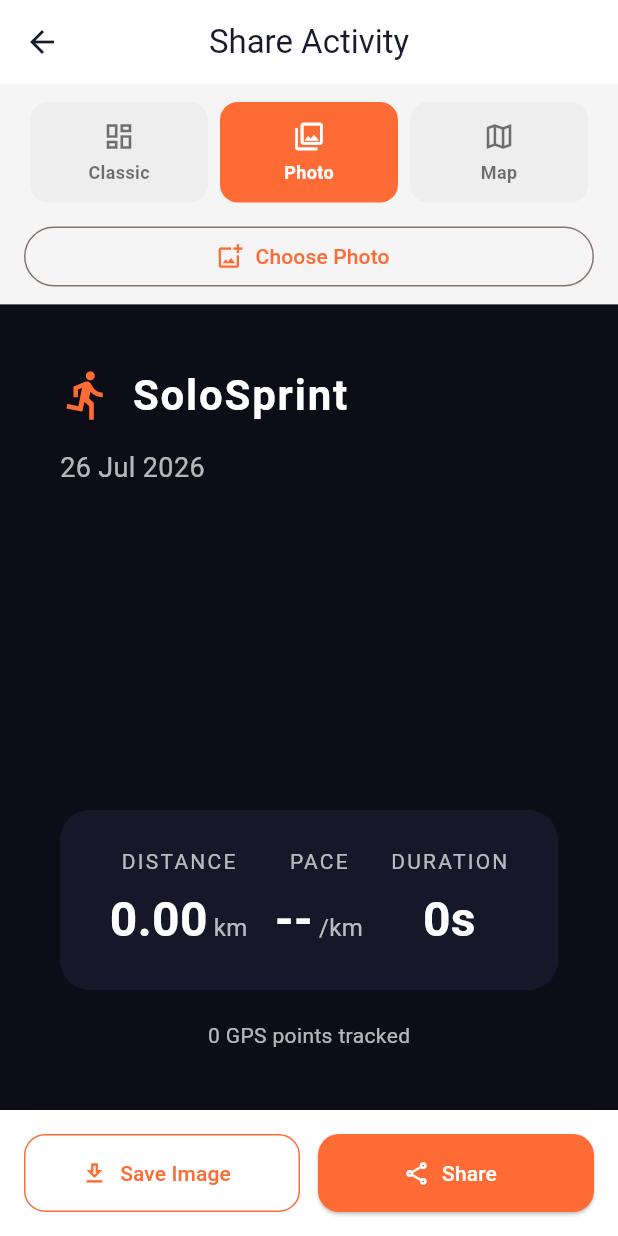
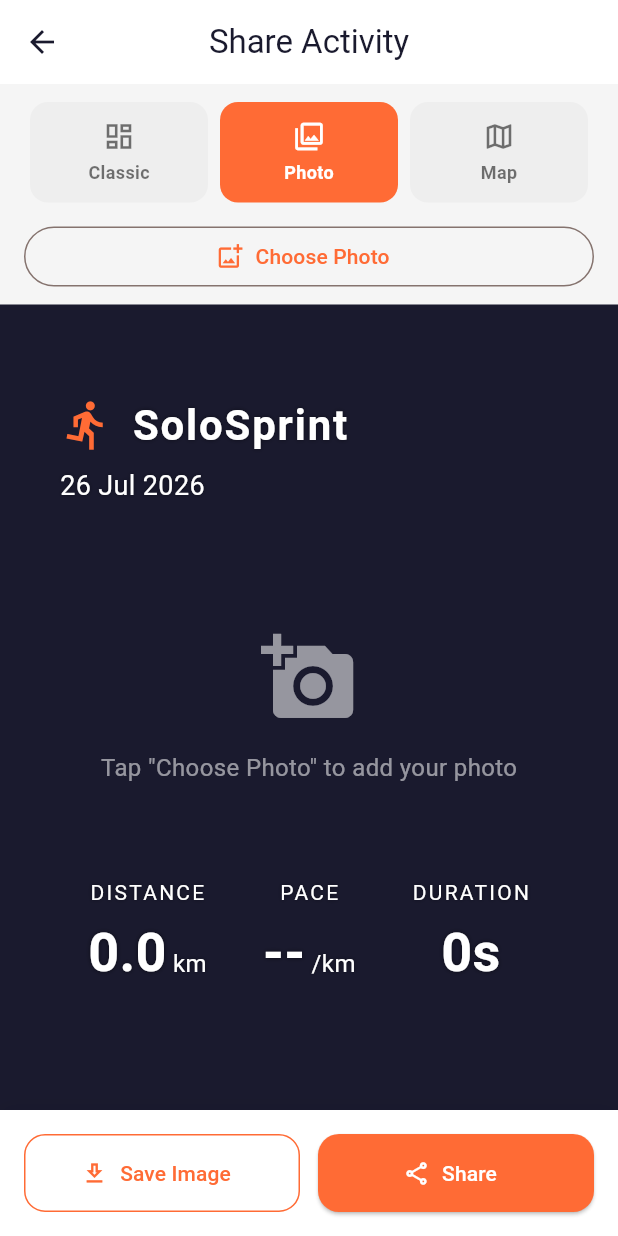
Before and after one commit to andarezabasni/solosprint, a Flutter app: the SharePage screen opened directly with empty values, after a tap on "Photo", on a phone screen of 412 x 824 dp. Run offline on Flutter 3.47's test engine with Material 3 defaults, Android fonts, the phone set to English and light mode, and no system bars; our stand-ins replace flutter_map, geolocator, hive_flutter, image_picker, latlong2, pedometer and 1 more; missing offline and left inert: gal; accounts and stored records are empty.

Commit message:
Fix: realistic grid routes, Photo Template draws polyline on photo like Strava, clear old data before loading demo

```diff
--- a/lib/core/database/activity_database.dart
+++ b/lib/core/database/activity_database.dart
@@ -49,6 +49,12 @@ class ActivityDatabase {
     return getActivitiesInRange(start, end).length;
   }
 
+  /// Clear all stored activities and goals.
+  static Future<void> clearAll() async {
+    await _box.clear();
+    await _goalsBox.clear();
+  }
+
   // Goals
   static Future<void> saveGoal(String key, double value) async {
     await _goalsBox.put(key, value);
--- a/lib/features/share/templates/photo_template.dart
+++ b/lib/features/share/templates/photo_template.dart
@@ -1,5 +1,7 @@
 import 'dart:io';
+import 'dart:math' as math;
 import 'package:flutter/material.dart';
+import 'package:latlong2/latlong.dart' hide Path;
 import '../../run/run_activity.dart';
 import '../share_service.dart';
 
@@ -15,97 +17,176 @@ class PhotoTemplate extends StatelessWidget {
 
   @override
   Widget build(BuildContext context) {
-    final textColor = Colors.white;
-    final subtextColor = Colors.white70;
+    final routePoints = activity.route.map((r) => r.latLng).toList();
+    final hasRoute = routePoints.length >= 2;
 
     return Container(
       width: 1080,
       height: 1920,
-      decoration: BoxDecoration(
-        color: const Color(0xFF1A1A2E),
-        image: imagePath != null
-            ? DecorationImage(
+      decoration: imagePath != null
+          ? BoxDecoration(
+              image: DecorationImage(
                 image: FileImage(File(imagePath!)),
                 fit: BoxFit.cover,
+              ),
             )
-            : null,
+          : const BoxDecoration(color: Color(0xFF1A1A2E)),
+      child: Stack(
+        children: [
+          // Dark overlay (lighter when photo present)
+          Container(
+            decoration: BoxDecoration(
+              gradient: LinearGradient(
+                begin: Alignment.topCenter,
+                end: Alignment.bottomCenter,
+                colors: [
+                  Colors.black.withValues(alpha: imagePath != null ? 0.35 : 0.0),
+                  Colors.black.withValues(alpha: imagePath != null ? 0.55 : 0.0),
+                  Colors.black.withValues(alpha: imagePath != null ? 0.70 : 0.0),
+                ],
               ),
-      child: Container(
-        // 50% dark overlay
-        decoration: const BoxDecoration(
-          color: Color(0x80000000),
             ),
-        padding: const EdgeInsets.all(40),
+          ),
+
+          // Route polyline drawn on photo
+          if (hasRoute)
+            Positioned.fill(
+              child: CustomPaint(
+                painter: _RoutePainter(
+                  points: routePoints,
+                  color: const Color(0xFFFC4C02),
+                  strokeWidth: 12,
+                ),
+              ),
+            ),
+
+          // Logo & Date at top
+          Positioned(
+            top: 60,
+            left: 40,
             child: Column(
               crossAxisAlignment: CrossAxisAlignment.start,
               children: [
-            // Logo
                 Row(
                   children: [
-                const Icon(Icons.directions_run, color: Color(0xFFFF6B35), size: 36),
+                    const Icon(Icons.directions_run,
+                        color: Color(0xFFFF6B35), size: 36),
                     const SizedBox(width: 12),
-                Text(
+                    const Text(
                       'SoloSprint',
                       style: TextStyle(
-                    color: textColor,
+                        color: Colors.white,
                         fontSize: 28,
                         fontWeight: FontWeight.bold,
                         letterSpacing: 1.2,
+                        shadows: [
+                          Shadow(blurRadius: 4, color: Colors.black45),
+                        ],
                       ),
                     ),
                   ],
                 ),
-            const SizedBox(height: 16),
+                const SizedBox(height: 8),
                 Text(
                   ShareService.formatDate(activity.startTime),
-              style: TextStyle(color: subtextColor, fontSize: 18),
-            ),
-            const Spacer(),
-
-            // Stats card
-            Container(
-              padding: const EdgeInsets.all(24),
-              decoration: BoxDecoration(
-                color: const Color(0xCC1A1A2E),
-                borderRadius: BorderRadius.circular(20),
-              ),
-              child: Row(
-                mainAxisAlignment: MainAxisAlignment.spaceAround,
-                children: [
-                  _statItem('DISTANCE', activity.distance.toStringAsFixed(2), 'km', textColor, subtextColor),
-                  _statItem('PACE', ShareService.formatPace(activity.pace), '/km', textColor, subtextColor),
-                  _statItem('DURATION', ShareService.formatDuration(activity.duration), '', textColor, subtextColor),
-                ],
-              ),
-            ),
-            const SizedBox(height: 20),
-
-            // Route stats line
-            Center(
-              child: Text(
-                '${activity.route.length} GPS points tracked',
-                style: TextStyle(color: subtextColor, fontSize: 14),
+                  style: const TextStyle(
+                    color: Colors.white,
+                    fontSize: 18,
+                    shadows: [Shadow(blurRadius: 3, color: Colors.black45)],
                   ),
                 ),
               ],
             ),
           ),
+
+          // Stats at bottom - without background card
+          Positioned(
+            left: 0,
+            right: 0,
+            bottom: 80,
+            child: Center(
+              child: Padding(
+                padding: const EdgeInsets.symmetric(horizontal: 40),
+                child: Row(
+                  mainAxisAlignment: MainAxisAlignment.spaceAround,
+                  children: [
+                    _statItem(
+                      'DISTANCE',
+                      activity.distance.toStringAsFixed(1),
+                      'km',
+                    ),
+                    _statItem(
+                      'PACE',
+                      ShareService.formatPace(activity.pace),
+                      '/km',
+                    ),
+                    _statItem(
+                      'DURATION',
+                      ShareService.formatDuration(activity.duration),
+                      '',
+                    ),
+                  ],
+                ),
+              ),
+            ),
+          ),
+
+          // "Tap to add photo" placeholder
+          if (imagePath == null)
+            const Center(
+              child: Column(
+                mainAxisSize: MainAxisSize.min,
+                children: [
+                  Icon(Icons.add_a_photo, color: Colors.white54, size: 64),
+                  SizedBox(height: 16),
+                  Text(
+                    'Tap "Choose Photo" to add your photo',
+                    style: TextStyle(color: Colors.white54, fontSize: 16),
+                  ),
+                ],
+              ),
+            ),
+        ],
+      ),
     );
   }
 
-  Widget _statItem(String label, String value, String unit, Color textColor, Color subtextColor) {
+  Widget _statItem(String label, String value, String unit) {
     return Column(
       children: [
-        Text(label, style: TextStyle(color: subtextColor, fontSize: 14, letterSpacing: 1.5)),
-        const SizedBox(height: 6),
+        Text(
+          label,
+          style: const TextStyle(
+            color: Colors.white,
+            fontSize: 14,
+            letterSpacing: 1.5,
+            shadows: [Shadow(blurRadius: 3, color: Colors.black45)],
+          ),
+        ),
+        const SizedBox(height: 4),
         Row(
           crossAxisAlignment: CrossAxisAlignment.end,
           children: [
-            Text(value, style: TextStyle(color: textColor, fontSize: 32, fontWeight: FontWeight.bold)),
+            Text(
+              value,
+              style: const TextStyle(
+                color: Colors.white,
+                fontSize: 36,
+                fontWeight: FontWeight.bold,
+                shadows: [Shadow(blurRadius: 4, color: Colors.black54)],
+              ),
+            ),
             if (unit.isNotEmpty)
               Padding(
                 padding: const EdgeInsets.only(left: 4, bottom: 6),
-                child: Text(unit, style: TextStyle(color: subtextColor, fontSize: 16)),
+                child: Text(
+                  unit,
+                  style: const TextStyle(
+                    color: Colors.white,
+                    fontSize: 16,
+                    shadows: [Shadow(blurRadius: 3, color: Colors.black45)],
+                  ),
+                ),
               ),
           ],
         ),
@@ -113,3 +194,94 @@ class PhotoTemplate extends StatelessWidget {
     );
   }
 }
+
+/// Draws route polyline on the photo using GPS-to-pixel conversion.
+class _RoutePainter extends CustomPainter {
+  final List<Offset> _points; // pixel coordinates
+  final Color color;
+  final double strokeWidth;
+
+  _RoutePainter({
+    required List<LatLng> points,
+    required this.color,
+    required this.strokeWidth,
+  }) : _points = _projectPoints(points);
+
+  /// Convert GPS coordinates to canvas pixel coordinates (1080x1920).
+  static List<Offset> _projectPoints(List<LatLng> gpsPoints) {
+    if (gpsPoints.isEmpty) return [];
+
+    double minLat = double.infinity, maxLat = double.negativeInfinity;
+    double minLng = double.infinity, maxLng = double.negativeInfinity;
+    for (final p in gpsPoints) {
+      if (p.latitude < minLat) minLat = p.latitude;
+      if (p.latitude > maxLat) maxLat = p.latitude;
+      if (p.longitude < minLng) minLng = p.longitude;
+      if (p.longitude > maxLng) maxLng = p.longitude;
+    }
+
+    final latRange = maxLat - minLat;
+    final lngRange = maxLng - minLng;
+    if (latRange == 0 && lngRange == 0) return [];
+
+    const canvasW = 1080.0;
+    const canvasH = 1920.0;
+    const pad = 0.10;
+    final drawW = canvasW * (1 - 2 * pad);
+    final drawH = canvasH * (1 - 2 * pad);
+    final offsetX = canvasW * pad;
+    final offsetY = canvasH * pad;
+
+    final scaleX = drawW / lngRange;
+    final scaleY = drawH / latRange;
+    final scale = math.min(scaleX, scaleY);
+
+    final centerX = (minLng + maxLng) / 2;
+    final centerY = (minLat + maxLat) / 2;
+
+    return gpsPoints.map((p) {
+      final x = offsetX + drawW / 2 + (p.longitude - centerX) * scale;
+      final y = offsetY + drawH / 2 - (p.latitude - centerY) * scale;
+      return Offset(
+        x.clamp(0.0, canvasW),
+        y.clamp(0.0, canvasH),
+      );
+    }).toList();
+  }
+
+  @override
+  void paint(Canvas canvas, Size size) {
+    if (_points.length < 2) return;
+
+    final paint = Paint()
+      ..color = color
+      ..strokeWidth = strokeWidth
+      ..strokeCap = StrokeCap.round
+      ..strokeJoin = StrokeJoin.round
+      ..style = PaintingStyle.stroke;
+
+    final path = Path();
+    path.moveTo(_points[0].dx, _points[0].dy);
+    for (int i = 1; i < _points.length; i++) {
+      path.lineTo(_points[i].dx, _points[i].dy);
+    }
+    canvas.drawPath(path, paint);
+
+    // Start marker (green)
+    canvas.drawCircle(
+      _points[0],
+      strokeWidth * 0.8,
+      Paint()..color = const Color(0xFF10B981)..style = PaintingStyle.fill,
+    );
+
+    // End marker (orange)
+    canvas.drawCircle(
+      _points.last,
+      strokeWidth * 0.8,
+      Paint()..color = color..style = PaintingStyle.fill,
+    );
+  }
+
+  @override
+  bool shouldRepaint(covariant _RoutePainter oldDelegate) => true;
+}
```
Also changed, not shown: lib/shared/demo_data.dart (+142 -101 lines). Lines whose indentation alone changed are shown as unchanged.
